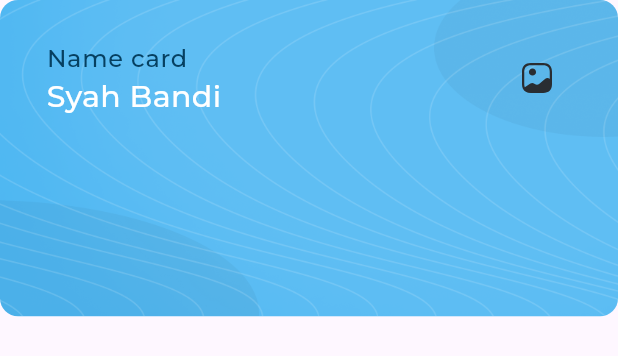
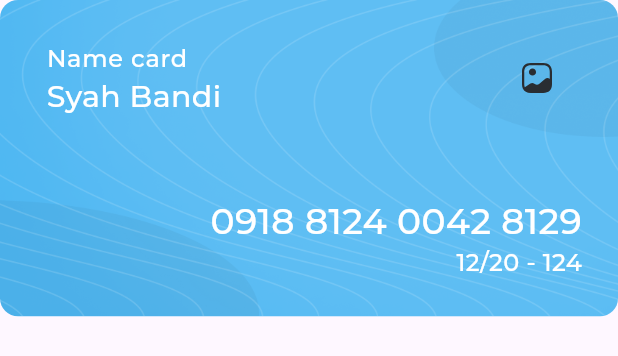
Before and after one commit to George-Samir88/responsive_dashboard, a Flutter app: the MyCard widget shown alone on an empty page, opened directly, on a phone screen of 412 x 824 dp. Shown: the top 356 px of the screen. Run offline on Flutter 3.47's test engine with Material 3 defaults, Android fonts, the phone set to English and light mode, and no system bars; our stand-ins replace flutter_svg; project files that could hold a hidden picture were left out.

Commit message:
my card part 3

```diff
--- a/lib/views/widgets/my_card.dart
+++ b/lib/views/widgets/my_card.dart
@@ -21,6 +21,7 @@ class MyCard extends StatelessWidget {
           ),
         ),
         child: Column(
+          crossAxisAlignment: CrossAxisAlignment.end,
           children: [
             ListTile(
               contentPadding: const EdgeInsets.only(
@@ -28,9 +29,9 @@ class MyCard extends StatelessWidget {
                 left: 31,
                 right: 42,
               ),
-              title: const Text(
+              title: Text(
                 'Name card',
-                style: AppStyles.styleRegular16,
+                style: AppStyles.styleRegular16.copyWith(color: Colors.white),
               ),
               subtitle: const Text(
                 'Syah Bandi',
@@ -38,6 +39,28 @@ class MyCard extends StatelessWidget {
               ),
               trailing: SvgPicture.asset(Assets.imagesGallery),
             ),
+            const Expanded(child: SizedBox()),
+            Padding(
+              padding: const EdgeInsets.only(right: 24),
+              child: Column(
+                crossAxisAlignment: CrossAxisAlignment.end,
+                children: [
+                  const Text(
+                    '0918 8124 0042 8129',
+                    style: AppStyles.styleSemiBold24,
+                  ),
+                  Text(
+                    '12/20 - 124',
+                    style: AppStyles.styleRegular16.copyWith(
+                      color: Colors.white,
+                    ),
+                  ),
+                ],
+              ),
+            ),
+            const SizedBox(
+              height: 54 - 30,
+            ),
           ],
         ),
       ),
```
